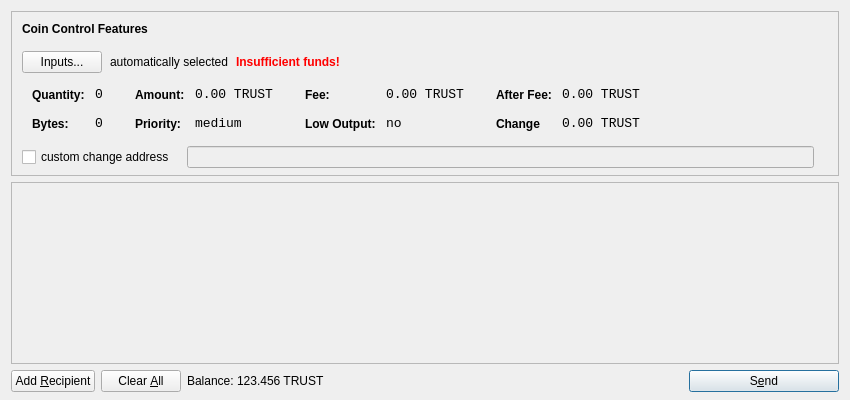
The window that src/qt/forms/sendcoinsdialog.ui (coindevteam/MAL-stary) describes before a commit, drawn with Qt 5.
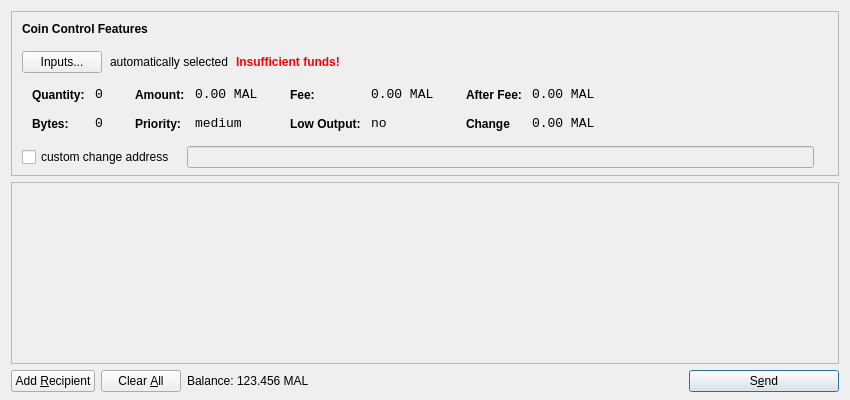
The same window after the commit. Icons and pictures are not drawn.

Diff of the .ui file:
```diff
--- a/src/qt/forms/sendcoinsdialog.ui
+++ b/src/qt/forms/sendcoinsdialog.ui
@@ -321,7 +321,7 @@
                   <enum>Qt::ActionsContextMenu</enum>
                  </property>
                  <property name="text">
-                  <string>0.00 TRUST</string>
+                  <string>0.00 MAL</string>
                  </property>
                  <property name="textInteractionFlags">
                   <set>Qt::LinksAccessibleByMouse|Qt::TextSelectableByKeyboard|Qt::TextSelectableByMouse</set>
@@ -407,7 +407,7 @@
                   <enum>Qt::ActionsContextMenu</enum>
                  </property>
                  <property name="text">
-                  <string>0.00 TRUST</string>
+                  <string>0.00 MAL</string>
                  </property>
                  <property name="textInteractionFlags">
                   <set>Qt::LinksAccessibleByMouse|Qt::TextSelectableByKeyboard|Qt::TextSelectableByMouse</set>
@@ -493,7 +493,7 @@
                   <enum>Qt::ActionsContextMenu</enum>
                  </property>
                  <property name="text">
-                  <string>0.00 TRUST</string>
+                  <string>0.00 MAL</string>
                  </property>
                  <property name="textInteractionFlags">
                   <set>Qt::LinksAccessibleByMouse|Qt::TextSelectableByKeyboard|Qt::TextSelectableByMouse</set>
@@ -525,7 +525,7 @@
                   <enum>Qt::ActionsContextMenu</enum>
                  </property>
                  <property name="text">
-                  <string>0.00 TRUST</string>
+                  <string>0.00 MAL</string>
                  </property>
                  <property name="textInteractionFlags">
                   <set>Qt::LinksAccessibleByMouse|Qt::TextSelectableByKeyboard|Qt::TextSelectableByMouse</set>
@@ -732,7 +732,7 @@
           <cursorShape>IBeamCursor</cursorShape>
          </property>
          <property name="text">
-          <string>123.456 TRUST</string>
+          <string>123.456 MAL</string>
          </property>
          <property name="textInteractionFlags">
           <set>Qt::LinksAccessibleByMouse|Qt::TextSelectableByKeyboard|Qt::TextSelectableByMouse</set>
```
